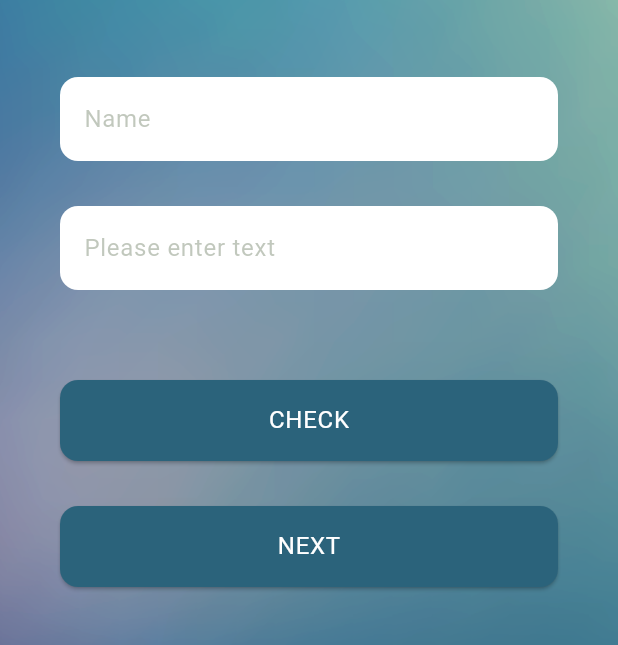
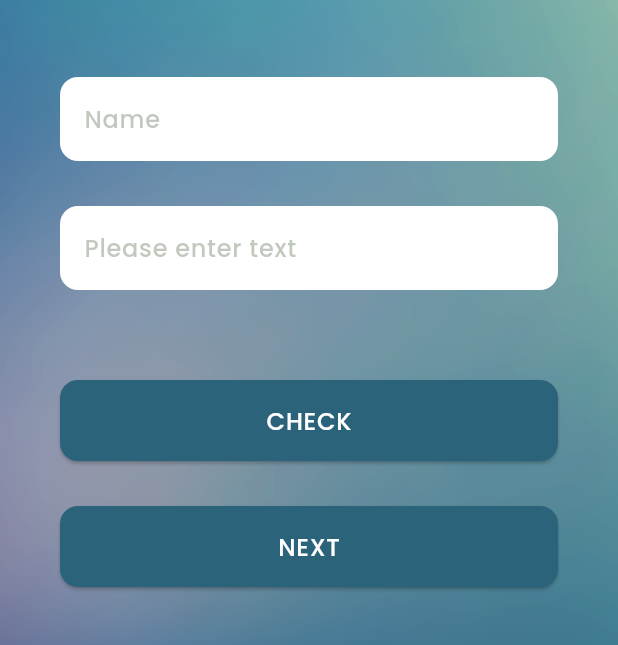
Before and after one commit to baxelnut/question_1, a Flutter app: the screen it shows after launch, after a tap on "CHECK", on a phone screen of 412 x 824 dp. Shown: the part 434-1079 px from the top of the screen. Run offline on Flutter 3.47's test engine with Material 3 defaults, Android fonts, the phone set to English and light mode, and no system bars; our stand-ins replace google_fonts.

```diff
--- a/lib/main.dart
+++ b/lib/main.dart
@@ -1,9 +1,19 @@
 import 'package:flutter/material.dart';
+import 'package:provider/provider.dart';
 
 import 'screens/first_screen.dart';
+import 'services/theme_provider.dart';
 
-void main() {
-  runApp(const MyApp());
+void main() async {
+  final themeProvider = ThemeProvider();
+  await themeProvider.loadTheme();
+
+  runApp(
+    ChangeNotifierProvider(
+      create: (_) => themeProvider,
+      child: const MyApp(),
+    ),
+  );
 }
 
 class MyApp extends StatelessWidget {
@@ -11,12 +21,11 @@ class MyApp extends StatelessWidget {
 
   @override
   Widget build(BuildContext context) {
+    final themeProvider = Provider.of<ThemeProvider>(context);
+
     return MaterialApp(
       debugShowCheckedModeBanner: false,
-      theme: ThemeData(
-        colorScheme: ColorScheme.fromSeed(seedColor: Colors.deepPurple),
-        useMaterial3: true,
-      ),
+      theme: themeProvider.themeData,
       home: const FirstScreen(),
     );
   }
--- a/lib/screens/first_screen.dart
+++ b/lib/screens/first_screen.dart
@@ -29,7 +29,7 @@ class _FirstScreenState extends State<FirstScreen> {
   }
 
   void _checkPalindrome() {
-    String text = _nameController.text.trim();
+    String text = _palindromeController.text.trim();
 
     if (text.isEmpty) {
       setState(() {
@@ -39,10 +39,6 @@ class _FirstScreenState extends State<FirstScreen> {
     }
 
     bool palindrome = isPalindrome(text);
-
-    setState(() {
-      _palindromeHint = palindrome ? 'TRUE' : 'FALSE';
-    });
 
     showDialog(
       context: context,
@@ -65,10 +61,14 @@ class _FirstScreenState extends State<FirstScreen> {
   }
 
   void _navigateToNextScreen() {
+    String username = _nameController.text.trim();
+
     Navigator.push(
       context,
       MaterialPageRoute(
-        builder: (context) => const SecondScreen(),
+        builder: (context) => SecondScreen(
+          username: username,
+        ),
       ),
     );
   }
@@ -101,14 +101,12 @@ class _FirstScreenState extends State<FirstScreen> {
                 _textFieldWidget(
                   hintText: 'Name',
                   controller: _nameController,
-                  enabled: true,
                   theme: theme,
                 ),
                 const SizedBox(height: 30),
                 _textFieldWidget(
                   hintText: _palindromeHint,
                   controller: _palindromeController,
-                  enabled: false,
                   theme: theme,
                 ),
                 const SizedBox(height: 60),
@@ -136,12 +134,10 @@ class _FirstScreenState extends State<FirstScreen> {
   Widget _textFieldWidget({
     required String hintText,
     required TextEditingController controller,
-    required bool enabled,
     required ThemeData theme,
   }) {
     return TextField(
       controller: controller,
-      enabled: enabled,
       decoration: InputDecoration(
         filled: true,
         fillColor: Colors.white,
@@ -168,7 +164,7 @@ class _FirstScreenState extends State<FirstScreen> {
       child: ElevatedButton(
         onPressed: onPressed,
         style: ElevatedButton.styleFrom(
-          backgroundColor: const Color(0xff2B637B),
+          backgroundColor: theme.colorScheme.primary,
           padding: const EdgeInsets.symmetric(vertical: 15),
           shape: RoundedRectangleBorder(
             borderRadius: BorderRadius.circular(12),
--- a/lib/services/theme.dart
+++ b/lib/services/theme.dart
@@ -6,7 +6,7 @@ ThemeData lightMode = ThemeData(
   brightness: Brightness.light,
   colorScheme: const ColorScheme.light(
     primary: Color(0xff2B637B),
-    onPrimary: Color(0xff04021D),
+    onPrimary: Color(0xffFFFFFF),
     surface: Color(0xffFFFFFF),
     onSurface: Color(0xff04021D),
     // error: Color(0xffFF5539),
@@ -23,31 +23,31 @@ ThemeData lightMode = ThemeData(
       textStyle: const TextStyle(fontWeight: FontWeight.normal),
     ),
     headlineLarge: GoogleFonts.poppins(
-      textStyle: const TextStyle(fontWeight: FontWeight.normal),
+      textStyle: const TextStyle(fontWeight: FontWeight.w600),
     ),
     headlineMedium: GoogleFonts.poppins(
-      textStyle: const TextStyle(fontWeight: FontWeight.normal),
+      textStyle: const TextStyle(fontWeight: FontWeight.w600),
     ),
     headlineSmall: GoogleFonts.poppins(
-      textStyle: const TextStyle(fontWeight: FontWeight.bold),
+      textStyle: const TextStyle(fontWeight: FontWeight.w600),
     ),
     titleLarge: GoogleFonts.poppins(
-      textStyle: const TextStyle(fontWeight: FontWeight.bold),
+      textStyle: const TextStyle(fontWeight: FontWeight.w600),
     ),
     titleMedium: GoogleFonts.poppins(
-      textStyle: const TextStyle(fontWeight: FontWeight.bold),
+      textStyle: const TextStyle(fontWeight: FontWeight.w600),
     ),
     titleSmall: GoogleFonts.poppins(
-      textStyle: const TextStyle(fontWeight: FontWeight.bold),
+      textStyle: const TextStyle(fontWeight: FontWeight.w600),
     ),
     bodyLarge: GoogleFonts.poppins(
-      textStyle: const TextStyle(fontWeight: FontWeight.bold),
+      textStyle: const TextStyle(fontWeight: FontWeight.w500),
     ),
     bodyMedium: GoogleFonts.poppins(
-      textStyle: const TextStyle(fontWeight: FontWeight.normal),
+      textStyle: const TextStyle(fontWeight: FontWeight.w500),
     ),
     bodySmall: GoogleFonts.poppins(
-      textStyle: const TextStyle(fontWeight: FontWeight.bold),
+      textStyle: const TextStyle(fontWeight: FontWeight.w500),
     ),
     labelLarge: GoogleFonts.poppins(
       textStyle: const TextStyle(fontWeight: FontWeight.normal),
--- a/pubspec.yaml
+++ b/pubspec.yaml
@@ -14,7 +14,8 @@ dependencies:
 
   cupertino_icons: ^1.0.8
   google_fonts: ^6.2.1
-  # shared_preferences: ^2.2.3
+  provider: ^6.1.2
+  # shared_preferences: ^2.3.5
 
 dev_dependencies:
   flutter_test:
```
Also changed, not shown: lib/screens/second_screen.dart (+111 -6 lines), lib/screens/third_screen.dart (+27 -0 lines), pubspec.lock.
